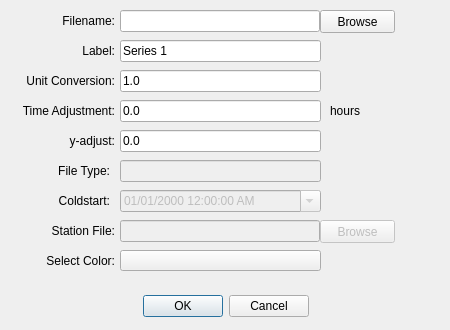
zcobell/MetOceanViewer, file ui/timeseries_add_data.ui: the form before one commit.
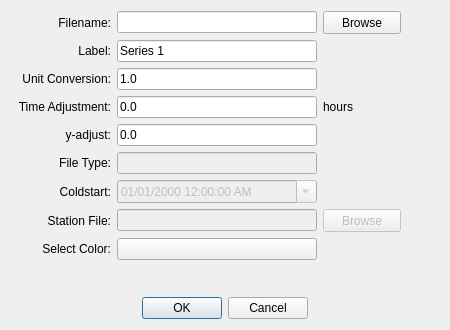
The form after the commit. Icons and pictures are not drawn.

Commit message: Small UI tweaks and fixes for strange user actions.

Patch:
```diff
--- a/ui/timeseries_add_data.ui
+++ b/ui/timeseries_add_data.ui
@@ -62,34 +62,33 @@
    <iconset resource="../ADCvalidatior.qrc">
     <normaloff>:/rsc/img/icon.png</normaloff>:/rsc/img/icon.png</iconset>
   </property>
-  <widget class="QDialogButtonBox" name="buttonBox">
-   <property name="geometry">
-    <rect>
-     <x>10</x>
-     <y>290</y>
-     <width>431</width>
-     <height>32</height>
-    </rect>
-   </property>
-   <property name="orientation">
-    <enum>Qt::Horizontal</enum>
-   </property>
-   <property name="standardButtons">
-    <set>QDialogButtonBox::Cancel|QDialogButtonBox::Ok</set>
-   </property>
-   <property name="centerButtons">
-    <bool>true</bool>
-   </property>
-  </widget>
+  <layout class="QVBoxLayout" name="verticalLayout">
+   <item>
+    <layout class="QHBoxLayout" name="horizontalLayout">
+     <item>
+      <widget class="QLabel" name="label_filename">
+       <property name="minimumSize">
+        <size>
+         <width>100</width>
+         <height>0</height>
+        </size>
+       </property>
+       <property name="maximumSize">
+        <size>
+         <width>100</width>
+         <height>16777215</height>
+        </size>
+       </property>
+       <property name="text">
+        <string>Filename:</string>
+       </property>
+       <property name="alignment">
+        <set>Qt::AlignRight|Qt::AlignTrailing|Qt::AlignVCenter</set>
+       </property>
+      </widget>
+     </item>
+     <item>
   <widget class="QLineEdit" name="text_filename">
-   <property name="geometry">
-    <rect>
-     <x>120</x>
-     <y>10</y>
-     <width>200</width>
-     <height>22</height>
-    </rect>
-   </property>
    <property name="sizePolicy">
     <sizepolicy hsizetype="Fixed" vsizetype="Fixed">
      <horstretch>0</horstretch>
@@ -102,6 +101,12 @@
      <height>20</height>
     </size>
    </property>
+       <property name="maximumSize">
+        <size>
+         <width>200</width>
+         <height>16777215</height>
+        </size>
+       </property>
    <property name="readOnly">
     <bool>true</bool>
    </property>
@@ -109,15 +114,9 @@
     <bool>false</bool>
    </property>
   </widget>
+     </item>
+     <item>
   <widget class="QPushButton" name="browse_filebrowse">
-   <property name="geometry">
-    <rect>
-     <x>320</x>
-     <y>10</y>
-     <width>75</width>
-     <height>23</height>
-    </rect>
-   </property>
    <property name="sizePolicy">
     <sizepolicy hsizetype="Fixed" vsizetype="Fixed">
      <horstretch>0</horstretch>
@@ -134,15 +133,26 @@
     <string>Browse</string>
    </property>
   </widget>
+     </item>
+     <item>
+      <spacer name="horizontalSpacer">
+       <property name="orientation">
+        <enum>Qt::Horizontal</enum>
+       </property>
+       <property name="sizeHint" stdset="0">
+        <size>
+         <width>40</width>
+         <height>20</height>
+        </size>
+       </property>
+      </spacer>
+     </item>
+    </layout>
+   </item>
+   <item>
+    <layout class="QHBoxLayout" name="horizontalLayout_2">
+     <item>
   <widget class="QLabel" name="label_seriesname">
-   <property name="geometry">
-    <rect>
-     <x>15</x>
-     <y>40</y>
-     <width>100</width>
-     <height>21</height>
-    </rect>
-   </property>
    <property name="minimumSize">
     <size>
      <width>100</width>
@@ -162,97 +172,45 @@
     <set>Qt::AlignRight|Qt::AlignTrailing|Qt::AlignVCenter</set>
    </property>
   </widget>
+     </item>
+     <item>
   <widget class="QLineEdit" name="text_seriesname">
-   <property name="geometry">
-    <rect>
-     <x>120</x>
-     <y>40</y>
-     <width>201</width>
-     <height>22</height>
-    </rect>
+       <property name="minimumSize">
+        <size>
+         <width>200</width>
+         <height>0</height>
+        </size>
+       </property>
+       <property name="maximumSize">
+        <size>
+         <width>200</width>
+         <height>16777215</height>
+        </size>
    </property>
    <property name="text">
     <string>Series 1</string>
    </property>
   </widget>
-  <widget class="QLabel" name="label_color">
-   <property name="geometry">
-    <rect>
-     <x>15</x>
-     <y>250</y>
-     <width>100</width>
-     <height>21</height>
-    </rect>
-   </property>
-   <property name="minimumSize">
+     </item>
+     <item>
+      <spacer name="horizontalSpacer_2">
+       <property name="orientation">
+        <enum>Qt::Horizontal</enum>
+       </property>
+       <property name="sizeHint" stdset="0">
     <size>
-     <width>100</width>
-     <height>0</height>
-    </size>
-   </property>
-   <property name="maximumSize">
-    <size>
-     <width>100</width>
-     <height>16777215</height>
-    </size>
-   </property>
-   <property name="text">
-    <string>Select Color:</string>
-   </property>
-   <property name="alignment">
-    <set>Qt::AlignRight|Qt::AlignTrailing|Qt::AlignVCenter</set>
-   </property>
-  </widget>
-  <widget class="QPushButton" name="button_IMEDSColor">
-   <property name="geometry">
-    <rect>
-     <x>120</x>
-     <y>250</y>
-     <width>201</width>
-     <height>21</height>
-    </rect>
-   </property>
-   <property name="text">
-    <string/>
-   </property>
-  </widget>
-  <widget class="QLabel" name="label_filename">
-   <property name="geometry">
-    <rect>
-     <x>15</x>
-     <y>10</y>
-     <width>100</width>
-     <height>21</height>
-    </rect>
-   </property>
-   <property name="minimumSize">
-    <size>
-     <width>100</width>
-     <height>0</height>
-    </size>
-   </property>
-   <property name="maximumSize">
-    <size>
-     <width>100</width>
-     <height>16777215</height>
-    </size>
-   </property>
-   <property name="text">
-    <string>Filename:</string>
-   </property>
-   <property name="alignment">
-    <set>Qt::AlignRight|Qt::AlignTrailing|Qt::AlignVCenter</set>
-   </property>
-  </widget>
+         <width>40</width>
+         <height>20</height>
+        </size>
+       </property>
+      </spacer>
+     </item>
+    </layout>
+   </item>
+   <item>
+    <layout class="QHBoxLayout" name="horizontalLayout_3">
+     <item>
   <widget class="QLabel" name="label_unitconvert">
-   <property name="geometry">
-    <rect>
-     <x>15</x>
-     <y>70</y>
-     <width>100</width>
-     <height>21</height>
-    </rect>
-   </property>
    <property name="minimumSize">
     <size>
      <width>100</width>
@@ -272,14 +230,20 @@
     <set>Qt::AlignRight|Qt::AlignTrailing|Qt::AlignVCenter</set>
    </property>
   </widget>
+     </item>
+     <item>
   <widget class="QLineEdit" name="text_unitconvert">
-   <property name="geometry">
-    <rect>
-     <x>120</x>
-     <y>70</y>
-     <width>201</width>
-     <height>22</height>
-    </rect>
+       <property name="minimumSize">
+        <size>
+         <width>200</width>
+         <height>0</height>
+        </size>
+       </property>
+       <property name="maximumSize">
+        <size>
+         <width>200</width>
+         <height>16777215</height>
+        </size>
    </property>
    <property name="inputMask">
     <string/>
@@ -288,75 +252,26 @@
     <string>1.0</string>
    </property>
   </widget>
-  <widget class="QLineEdit" name="text_yadjust">
-   <property name="geometry">
-    <rect>
-     <x>120</x>
-     <y>130</y>
-     <width>201</width>
-     <height>22</height>
-    </rect>
-   </property>
-   <property name="inputMask">
-    <string/>
-   </property>
-   <property name="text">
-    <string>0.0</string>
-   </property>
-  </widget>
-  <widget class="QLabel" name="label_yadjust">
-   <property name="geometry">
-    <rect>
-     <x>15</x>
-     <y>130</y>
-     <width>100</width>
-     <height>21</height>
-    </rect>
-   </property>
-   <property name="minimumSize">
+     </item>
+     <item>
+      <spacer name="horizontalSpacer_3">
+       <property name="orientation">
+        <enum>Qt::Horizontal</enum>
+       </property>
+       <property name="sizeHint" stdset="0">
     <size>
-     <width>100</width>
-     <height>0</height>
-    </size>
-   </property>
-   <property name="maximumSize">
-    <size>
-     <width>100</width>
-     <height>16777215</height>
-    </size>
-   </property>
-   <property name="text">
-    <string>y-adjust:</string>
-   </property>
-   <property name="alignment">
-    <set>Qt::AlignRight|Qt::AlignTrailing|Qt::AlignVCenter</set>
-   </property>
-  </widget>
-  <widget class="QLineEdit" name="text_xadjust">
-   <property name="geometry">
-    <rect>
-     <x>120</x>
-     <y>100</y>
-     <width>201</width>
-     <height>22</height>
-    </rect>
-   </property>
-   <property name="inputMask">
-    <string/>
-   </property>
-   <property name="text">
-    <string>0.0</string>
-   </property>
-  </widget>
+         <width>40</width>
+         <height>20</height>
+        </size>
+       </property>
+      </spacer>
+     </item>
+    </layout>
+   </item>
+   <item>
+    <layout class="QHBoxLayout" name="horizontalLayout_4">
+     <item>
   <widget class="QLabel" name="label_xadjust">
-   <property name="geometry">
-    <rect>
-     <x>15</x>
-     <y>100</y>
-     <width>100</width>
-     <height>21</height>
-    </rect>
-   </property>
    <property name="minimumSize">
     <size>
      <width>100</width>
@@ -376,15 +291,31 @@
     <set>Qt::AlignRight|Qt::AlignTrailing|Qt::AlignVCenter</set>
    </property>
   </widget>
+     </item>
+     <item>
+      <widget class="QLineEdit" name="text_xadjust">
+       <property name="minimumSize">
+        <size>
+         <width>200</width>
+         <height>0</height>
+        </size>
+       </property>
+       <property name="maximumSize">
+        <size>
+         <width>200</width>
+         <height>16777215</height>
+        </size>
+       </property>
+       <property name="inputMask">
+        <string/>
+       </property>
+       <property name="text">
+        <string>0.0</string>
+       </property>
+      </widget>
+     </item>
+     <item>
   <widget class="QLabel" name="label_xadjust_unit">
-   <property name="geometry">
-    <rect>
-     <x>330</x>
-     <y>100</y>
-     <width>100</width>
-     <height>21</height>
-    </rect>
-   </property>
    <property name="minimumSize">
     <size>
      <width>100</width>
@@ -404,17 +335,190 @@
     <set>Qt::AlignLeading|Qt::AlignLeft|Qt::AlignVCenter</set>
    </property>
   </widget>
+     </item>
+     <item>
+      <spacer name="horizontalSpacer_4">
+       <property name="orientation">
+        <enum>Qt::Horizontal</enum>
+       </property>
+       <property name="sizeHint" stdset="0">
+        <size>
+         <width>40</width>
+         <height>20</height>
+        </size>
+       </property>
+      </spacer>
+     </item>
+    </layout>
+   </item>
+   <item>
+    <layout class="QHBoxLayout" name="horizontalLayout_5">
+     <item>
+      <widget class="QLabel" name="label_yadjust">
+       <property name="minimumSize">
+        <size>
+         <width>100</width>
+         <height>0</height>
+        </size>
+       </property>
+       <property name="maximumSize">
+        <size>
+         <width>100</width>
+         <height>16777215</height>
+        </size>
+       </property>
+       <property name="text">
+        <string>y-adjust:</string>
+       </property>
+       <property name="alignment">
+        <set>Qt::AlignRight|Qt::AlignTrailing|Qt::AlignVCenter</set>
+       </property>
+      </widget>
+     </item>
+     <item>
+      <widget class="QLineEdit" name="text_yadjust">
+       <property name="minimumSize">
+        <size>
+         <width>200</width>
+         <height>0</height>
+        </size>
+       </property>
+       <property name="maximumSize">
+        <size>
+         <width>200</width>
+         <height>16777215</height>
+        </size>
+       </property>
+       <property name="inputMask">
+        <string/>
+       </property>
+       <property name="text">
+        <string>0.0</string>
+       </property>
+      </widget>
+     </item>
+     <item>
+      <spacer name="horizontalSpacer_5">
+       <property name="orientation">
+        <enum>Qt::Horizontal</enum>
+       </property>
+       <property name="sizeHint" stdset="0">
+        <size>
+         <width>40</width>
+         <height>20</height>
+        </size>
+       </property>
+      </spacer>
+     </item>
+    </layout>
+   </item>
+   <item>
+    <layout class="QHBoxLayout" name="horizontalLayout_6">
+     <item>
+      <widget class="QLabel" name="label_filetype">
+       <property name="enabled">
+        <bool>true</bool>
+       </property>
+       <property name="minimumSize">
+        <size>
+         <width>100</width>
+         <height>0</height>
+        </size>
+       </property>
+       <property name="maximumSize">
+        <size>
+         <width>100</width>
+         <height>16777215</height>
+        </size>
+       </property>
+       <property name="text">
+        <string>File Type:</string>
+       </property>
+       <property name="alignment">
+        <set>Qt::AlignRight|Qt::AlignTrailing|Qt::AlignVCenter</set>
+       </property>
+      </widget>
+     </item>
+     <item>
+      <widget class="QLineEdit" name="text_filetype">
+       <property name="enabled">
+        <bool>false</bool>
+       </property>
+       <property name="minimumSize">
+        <size>
+         <width>200</width>
+         <height>0</height>
+        </size>
+       </property>
+       <property name="maximumSize">
+        <size>
+         <width>200</width>
+         <height>16777215</height>
+        </size>
+       </property>
+       <property name="inputMask">
+        <string/>
+       </property>
+       <property name="text">
+        <string/>
+       </property>
+      </widget>
+     </item>
+     <item>
+      <spacer name="horizontalSpacer_6">
+       <property name="orientation">
+        <enum>Qt::Horizontal</enum>
+       </property>
+       <property name="sizeHint" stdset="0">
+        <size>
+         <width>40</width>
+         <height>20</height>
+        </size>
+       </property>
+      </spacer>
+     </item>
+    </layout>
+   </item>
+   <item>
+    <layout class="QHBoxLayout" name="horizontalLayout_7">
+     <item>
+      <widget class="QLabel" name="label_coldstart">
+       <property name="minimumSize">
+        <size>
+         <width>100</width>
+         <height>0</height>
+        </size>
+       </property>
+       <property name="maximumSize">
+        <size>
+         <width>100</width>
+         <height>16777215</height>
+        </size>
+       </property>
+       <property name="text">
+        <string>Coldstart:</string>
+       </property>
+       <property name="alignment">
+        <set>Qt::AlignRight|Qt::AlignTrailing|Qt::AlignVCenter</set>
+       </property>
+      </widget>
+     </item>
+     <item>
   <widget class="QDateTimeEdit" name="date_coldstart">
    <property name="enabled">
     <bool>false</bool>
    </property>
-   <property name="geometry">
-    <rect>
-     <x>120</x>
-     <y>190</y>
-     <width>201</width>
-     <height>22</height>
-    </rect>
+       <property name="minimumSize">
+        <size>
+         <width>200</width>
+         <height>0</height>
+        </size>
+       </property>
+       <property name="maximumSize">
+        <size>
+         <width>200</width>
+         <height>16777215</height>
+        </size>
    </property>
    <property name="displayFormat">
     <string>MM/dd/yyyy hh:mm:ss AP</string>
@@ -423,93 +527,26 @@
     <bool>true</bool>
    </property>
   </widget>
-  <widget class="QLabel" name="label_coldstart">
-   <property name="geometry">
-    <rect>
-     <x>10</x>
-     <y>190</y>
-     <width>100</width>
-     <height>21</height>
-    </rect>
-   </property>
-   <property name="minimumSize">
+     </item>
+     <item>
+      <spacer name="horizontalSpacer_7">
+       <property name="orientation">
+        <enum>Qt::Horizontal</enum>
+       </property>
+       <property name="sizeHint" stdset="0">
     <size>
-     <width>100</width>
-     <height>0</height>
-    </size>
-   </property>
-   <property name="maximumSize">
-    <size>
-     <width>100</width>
-     <height>16777215</height>
-    </size>
-   </property>
-   <property name="text">
-    <string>Coldstart:</string>
-   </property>
-   <property name="alignment">
-    <set>Qt::AlignRight|Qt::AlignTrailing|Qt::AlignVCenter</set>
-   </property>
-  </widget>
-  <widget class="QLabel" name="label_filetype">
-   <property name="enabled">
-    <bool>true</bool>
-   </property>
-   <property name="geometry">
-    <rect>
-     <x>10</x>
-     <y>160</y>
-     <width>100</width>
-     <height>21</height>
-    </rect>
-   </property>
-   <property name="minimumSize">
-    <size>
-     <width>100</width>
-     <height>0</height>
-    </size>
-   </property>
-   <property name="maximumSize">
-    <size>
-     <width>100</width>
-     <height>16777215</height>
-    </size>
-   </property>
-   <property name="text">
-    <string>File Type:</string>
-   </property>
-   <property name="alignment">
-    <set>Qt::AlignRight|Qt::AlignTrailing|Qt::AlignVCenter</set>
-   </property>
-  </widget>
-  <widget class="QLineEdit" name="text_filetype">
-   <property name="enabled">
-    <bool>false</bool>
-   </property>
-   <property name="geometry">
-    <rect>
-     <x>120</x>
-     <y>160</y>
-     <width>201</width>
-     <height>22</height>
-    </rect>
-   </property>
-   <property name="inputMask">
-    <string/>
-   </property>
-   <property name="text">
-    <string/>
-   </property>
-  </widget>
+         <width>40</width>
+         <height>20</height>
+        </size>
+       </property>
+      </spacer>
+     </item>
+    </layout>
+   </item>
+   <item>
+    <layout class="QHBoxLayout" name="horizontalLayout_8">
+     <item>
   <widget class="QLabel" name="label_filename_2">
-   <property name="geometry">
-    <rect>
-     <x>15</x>
-     <y>220</y>
-     <width>100</width>
-     <height>21</height>
-    </rect>
-   </property>
    <property name="minimumSize">
     <size>
      <width>100</width>
@@ -529,18 +566,12 @@
     <set>Qt::AlignRight|Qt::AlignTrailing|Qt::AlignVCenter</set>
    </property>
   </widget>
+     </item>
+     <item>
   <widget class="QLineEdit" name="text_stationfile">
    <property name="enabled">
     <bool>false</bool>
    </property>
-   <property name="geometry">
-    <rect>
-     <x>120</x>
-     <y>220</y>
-     <width>200</width>
-     <height>22</height>
-    </rect>
-   </property>
    <property name="sizePolicy">
     <sizepolicy hsizetype="Fixed" vsizetype="Fixed">
      <horstretch>0</horstretch>
@@ -553,6 +584,12 @@
      <height>20</height>
     </size>
    </property>
+       <property name="maximumSize">
+        <size>
+         <width>200</width>
+         <height>16777215</height>
+        </size>
+       </property>
    <property name="readOnly">
     <bool>true</bool>
    </property>
@@ -560,18 +597,12 @@
     <bool>false</bool>
    </property>
   </widget>
+     </item>
+     <item>
   <widget class="QPushButton" name="browse_stationfile">
    <property name="enabled">
     <bool>false</bool>
    </property>
-   <property name="geometry">
-    <rect>
-     <x>320</x>
-     <y>220</y>
-     <width>75</width>
-     <height>23</height>
-    </rect>
-   </property>
    <property name="sizePolicy">
     <sizepolicy hsizetype="Fixed" vsizetype="Fixed">
      <horstretch>0</horstretch>
@@ -588,10 +619,109 @@
     <string>Browse</string>
    </property>
   </widget>
- </widget>
- <resources>
-  <include location="../ADCvalidatior.qrc"/>
- </resources>
+     </item>
+     <item>
+      <spacer name="horizontalSpacer_8">
+       <property name="orientation">
+        <enum>Qt::Horizontal</enum>
+       </property>
+       <property name="sizeHint" stdset="0">
+        <size>
+         <width>40</width>
+         <height>20</height>
+        </size>
+       </property>
+      </spacer>
+     </item>
+    </layout>
+   </item>
+   <item>
+    <layout class="QHBoxLayout" name="horizontalLayout_9">
+     <item>
+      <widget class="QLabel" name="label_color">
+       <property name="minimumSize">
+        <size>
+         <width>100</width>
+         <height>0</height>
+        </size>
+       </property>
+       <property name="maximumSize">
+        <size>
+         <width>100</width>
+         <height>16777215</height>
+        </size>
+       </property>
+       <property name="text">
+        <string>Select Color:</string>
+       </property>
+       <property name="alignment">
+        <set>Qt::AlignRight|Qt::AlignTrailing|Qt::AlignVCenter</set>
+       </property>
+      </widget>
+     </item>
+     <item>
+      <widget class="QPushButton" name="button_IMEDSColor">
+       <property name="minimumSize">
+        <size>
+         <width>200</width>
+         <height>0</height>
+        </size>
+       </property>
+       <property name="maximumSize">
+        <size>
+         <width>200</width>
+         <height>16777215</height>
+        </size>
+       </property>
+       <property name="text">
+        <string/>
+       </property>
+      </widget>
+     </item>
+     <item>
+      <spacer name="horizontalSpacer_9">
+       <property name="orientation">
+        <enum>Qt::Horizontal</enum>
+       </property>
+       <property name="sizeHint" stdset="0">
+        <size>
+         <width>40</width>
+         <height>20</height>
+        </size>
+       </property>
+      </spacer>
+     </item>
+    </layout>
+   </item>
+   <item>
+    <spacer name="verticalSpacer">
+     <property name="orientation">
+      <enum>Qt::Vertical</enum>
+     </property>
+     <property name="sizeHint" stdset="0">
+      <size>
+       <width>20</width>
+       <height>19</height>
+      </size>
+     </property>
+    </spacer>
+   </item>
+   <item>
+    <widget class="QDialogButtonBox" name="buttonBox">
+     <property name="orientation">
+      <enum>Qt::Horizontal</enum>
+     </property>
+     <property name="standardButtons">
+      <set>QDialogButtonBox::Cancel|QDialogButtonBox::Ok</set>
+     </property>
+     <property name="centerButtons">
+      <bool>true</bool>
+     </property>
+    </widget>
+   </item>
+  </layout>
+ </widget>
+ <resources/>
  <connections>
   <connection>
    <sender>buttonBox</sender>
```
Left out of the diff: 6 changed lines with no effect on the pictures. Lines whose indentation alone changed are shown as unchanged. The commit also changes 6 other files.
